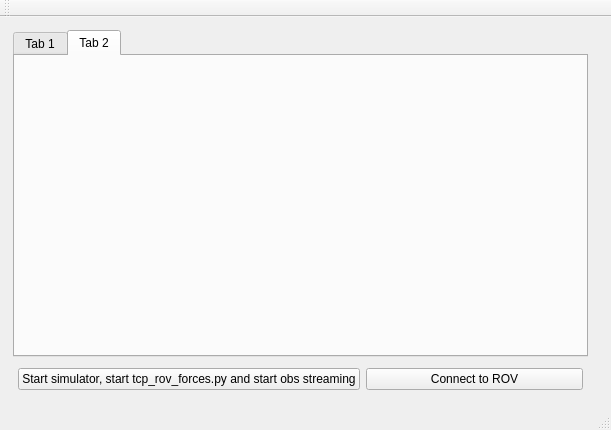
Old version of the form secondarywindow.ui in the repository Kpro11/Aqeous.
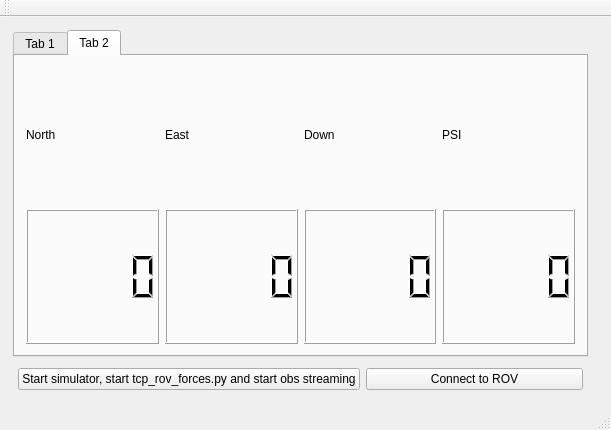
New version of the form. The open tabs and pages were chosen to show the change.

Commit message: Add temp layout to show ROV variables

Diff of the .ui file:
```diff
--- a/secondarywindow.ui
+++ b/secondarywindow.ui
@@ -34,7 +34,7 @@
      <number>8</number>
     </property>
     <item row="0" column="0">
-     <layout class="QGridLayout" name="gridLayout" rowstretch="3,1" columnstretch="6,2">
+     <layout class="QGridLayout" name="gridLayout" rowstretch="3,0" columnstretch="6,0">
       <property name="leftMargin">
        <number>5</number>
       </property>
@@ -68,7 +68,48 @@
          </attribute>
          <layout class="QVBoxLayout" name="verticalLayout_3">
           <item>
-           <layout class="QHBoxLayout" name="horizontalLayout_10"/>
+           <layout class="QGridLayout" name="gridLayout_3">
+            <item row="0" column="1">
+             <widget class="QLabel" name="label">
+              <property name="text">
+               <string>East</string>
+              </property>
+             </widget>
+            </item>
+            <item row="0" column="0">
+             <widget class="QLabel" name="label_2">
+              <property name="text">
+               <string>North</string>
+              </property>
+             </widget>
+            </item>
+            <item row="0" column="2">
+             <widget class="QLabel" name="label_3">
+              <property name="text">
+               <string>Down</string>
+              </property>
+             </widget>
+            </item>
+            <item row="1" column="1">
+             <widget class="QLCDNumber" name="lcdNumber_2"/>
+            </item>
+            <item row="1" column="0">
+             <widget class="QLCDNumber" name="lcdNumber"/>
+            </item>
+            <item row="0" column="3">
+             <widget class="QLabel" name="label_4">
+              <property name="text">
+               <string>PSI</string>
+              </property>
+             </widget>
+            </item>
+            <item row="1" column="2">
+             <widget class="QLCDNumber" name="lcdNumber_3"/>
+            </item>
+            <item row="1" column="3">
+             <widget class="QLCDNumber" name="lcdNumber_4"/>
+            </item>
+           </layout>
           </item>
          </layout>
         </widget>
```
Left out of the diff: 8 changed lines with no effect on the pictures.
